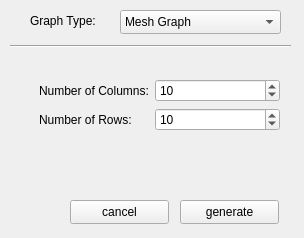
The window that src/Plugins/GenerateGraph/generategraphwidget.ui (KDE/rocs) describes before a commit, drawn with Qt 5.
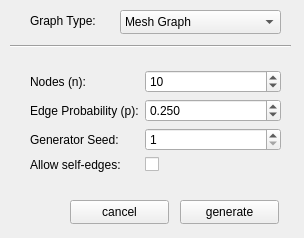
The same window after the commit. The open tabs and pages were chosen to show the change.

Commit message: add functionality to generate Erdös-Renyi random graphs

What changed in the file:
```diff
--- a/src/Plugins/GenerateGraph/generategraphwidget.ui
+++ b/src/Plugins/GenerateGraph/generategraphwidget.ui
@@ -273,6 +273,91 @@
      </layout>
     </widget>
    </widget>
+   <widget class="QWidget" name="page_gnp">
+    <widget class="QWidget" name="formLayoutWidget_5">
+     <property name="geometry">
+      <rect>
+       <x>10</x>
+       <y>10</y>
+       <width>251</width>
+       <height>104</height>
+      </rect>
+     </property>
+     <layout class="QFormLayout" name="formLayoutGNP">
+      <item row="0" column="0">
+       <widget class="QLabel" name="label_GNPNodes">
+        <property name="text">
+         <string>Nodes (n):</string>
+        </property>
+       </widget>
+      </item>
+      <item row="3" column="0">
+       <widget class="QLabel" name="label_GNPSelfEdges">
+        <property name="text">
+         <string>Allow self-edges:</string>
+        </property>
+       </widget>
+      </item>
+      <item row="0" column="1">
+       <widget class="QSpinBox" name="GNPNodes">
+        <property name="minimum">
+         <number>1</number>
+        </property>
+        <property name="value">
+         <number>10</number>
+        </property>
+       </widget>
+      </item>
+      <item row="1" column="0">
+       <widget class="QLabel" name="label_GNPEdgeProbability">
+        <property name="text">
+         <string>Edge Probability (p):</string>
+        </property>
+       </widget>
+      </item>
+      <item row="2" column="0">
+       <widget class="QLabel" name="label_GNPGeneratorSeed">
+        <property name="text">
+         <string>Generator Seed:</string>
+        </property>
+       </widget>
+      </item>
+      <item row="2" column="1">
+       <widget class="QSpinBox" name="GNPGeneratorSeed">
+        <property name="minimum">
+         <number>1</number>
+        </property>
+        <property name="maximum">
+         <number>999999</number>
+        </property>
+       </widget>
+      </item>
+      <item row="1" column="1">
+       <widget class="QDoubleSpinBox" name="GNPEdgeProbability">
+        <property name="decimals">
+         <number>3</number>
+        </property>
+        <property name="minimum">
+         <double>0.001000000000000</double>
+        </property>
+        <property name="maximum">
+         <double>1.000000000000000</double>
+        </property>
+        <property name="value">
+         <double>0.250000000000000</double>
+        </property>
+       </widget>
+      </item>
+      <item row="3" column="1">
+       <widget class="QCheckBox" name="GNPAllowSelfedges">
+        <property name="text">
+         <string/>
+        </property>
+       </widget>
+      </item>
+     </layout>
+    </widget>
+   </widget>
   </widget>
   <widget class="QPushButton" name="pushButton">
    <property name="geometry">
```
Left out of the diff: 5 changed lines with no effect on the pictures. The commit also changes 2 other files.
